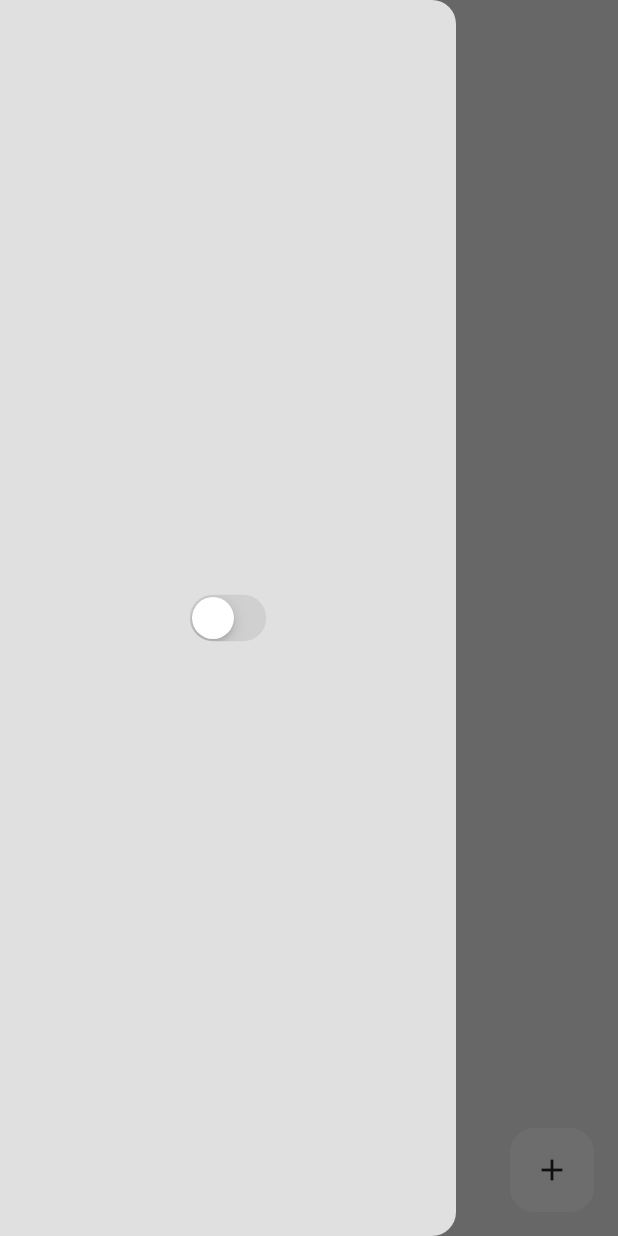
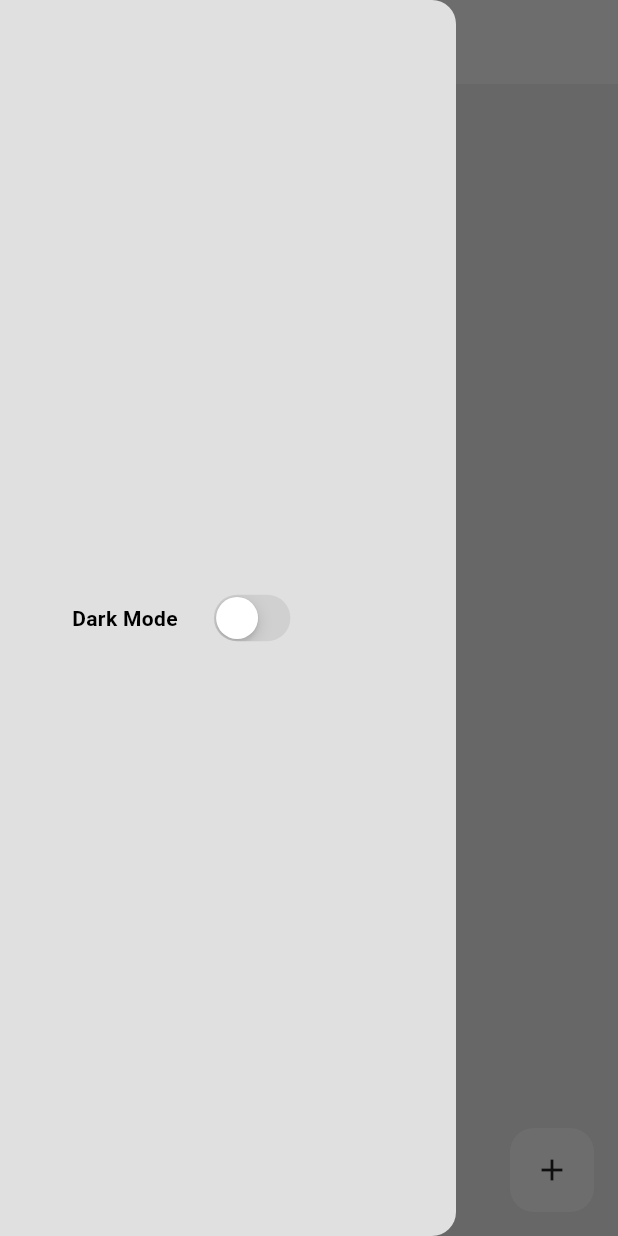
Before and after one commit to jefferyabbott/Habit-Tracker, a Flutter app: the screen it shows after launch, with the side drawer open, on a phone screen of 412 x 824 dp. Run offline on Flutter 3.47's test engine with Material 3 defaults, Android fonts, the phone set to English and light mode, and no system bars; our stand-ins replace flutter_heatmap_calendar, flutter_slidable, isar; accounts and stored records are empty; generated files the repository leaves out were written again.

Commit message:
UI improvements

```diff
--- a/lib/components/side_drawer.dart
+++ b/lib/components/side_drawer.dart
@@ -12,10 +12,24 @@ class SideDrawer extends StatelessWidget {
     return Drawer(
       backgroundColor: Theme.of(context).colorScheme.surface,
       child: Center(
-        child: CupertinoSwitch(
-          value: Provider.of<ThemeProvider>(context).isDarkMode,
-          onChanged: (value) =>
-              Provider.of<ThemeProvider>(context, listen: false).toggleTheme(),
+        child: Padding(
+          padding: const EdgeInsets.all(48.0),
+          child: Row(
+            mainAxisAlignment: MainAxisAlignment.start,
+            children: [
+              const Text(
+                "Dark Mode",
+                style: TextStyle(fontWeight: FontWeight.bold),
+              ),
+              const SizedBox(width: 20),
+              CupertinoSwitch(
+                value: Provider.of<ThemeProvider>(context).isDarkMode,
+                onChanged: (value) =>
+                    Provider.of<ThemeProvider>(context, listen: false)
+                        .toggleTheme(),
+              ),
+            ],
+          ),
         ),
       ),
     );
--- a/lib/pages/home_page.dart
+++ b/lib/pages/home_page.dart
@@ -134,8 +134,9 @@ class _HomePageState extends State<HomePage> {
   Widget build(BuildContext context) {
     return Scaffold(
       appBar: AppBar(
+        title: const Text('H A B I T   T R A C K E R'),
         elevation: 0,
-        backgroundColor: Colors.transparent,
+        backgroundColor: Theme.of(context).colorScheme.secondary,
         foregroundColor: Theme.of(context).colorScheme.inversePrimary,
       ),
       drawer: SideDrawer(),
```
Also changed, not shown: 1 other file.
